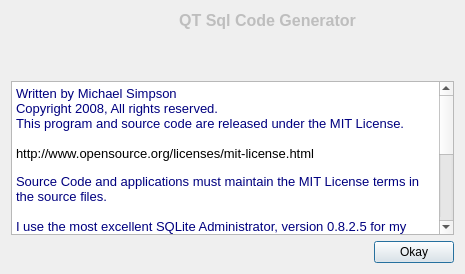
First picture: the form in AboutDialog.ui, repository amreisa/QSQLGenerator, before the edit.
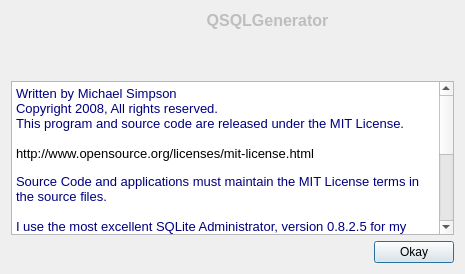
Second picture: the form after the edit. Icons and pictures are not drawn.

Commit message: + Change project name from qt-sqlite-generator to QSQLGenerator. * Start Formatting Code. + Add Qt5 Support and test build with VS2013. + Start Add Translation code.

The edit to the form file:
```diff
--- a/AboutDialog.ui
+++ b/AboutDialog.ui
@@ -67,8 +67,8 @@
            <bold>true</bold>
           </font>
          </property>
-         <property name="text" >
-          <string>QT Sql Code Generator</string>
+         <property name="text">
+          <string>QSQLGenerator</string>
          </property>
          <property name="alignment" >
           <set>Qt::AlignCenter</set>
```
Left out of the diff: 112 changed lines with no effect on the pictures. The commit also changes 12 other files.
